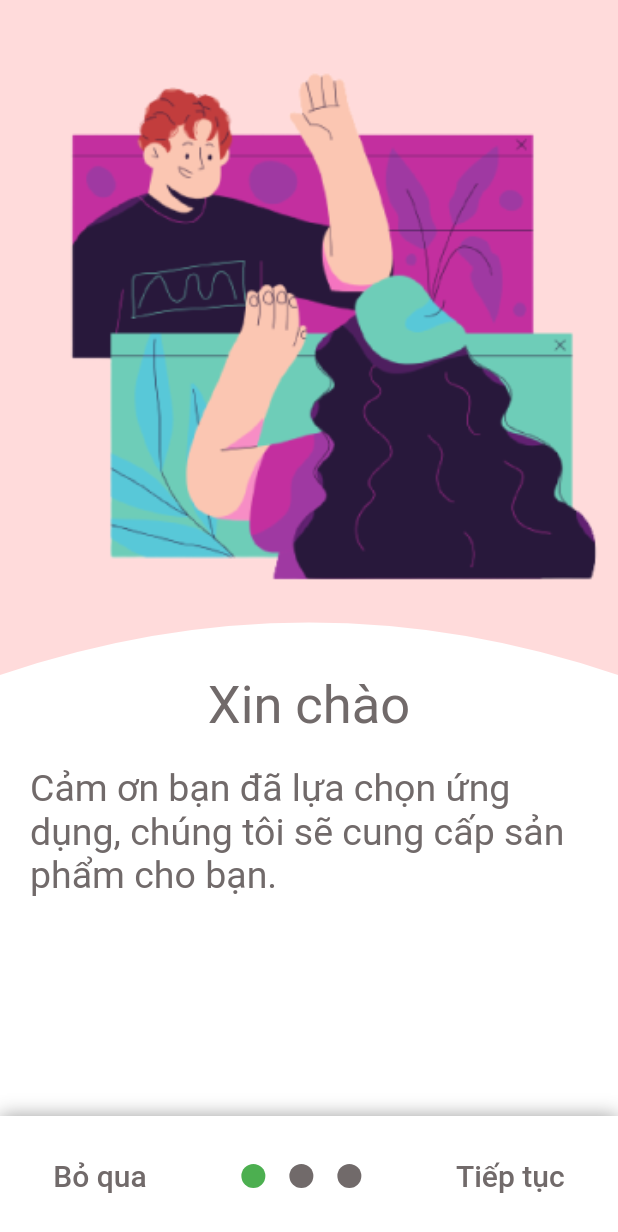
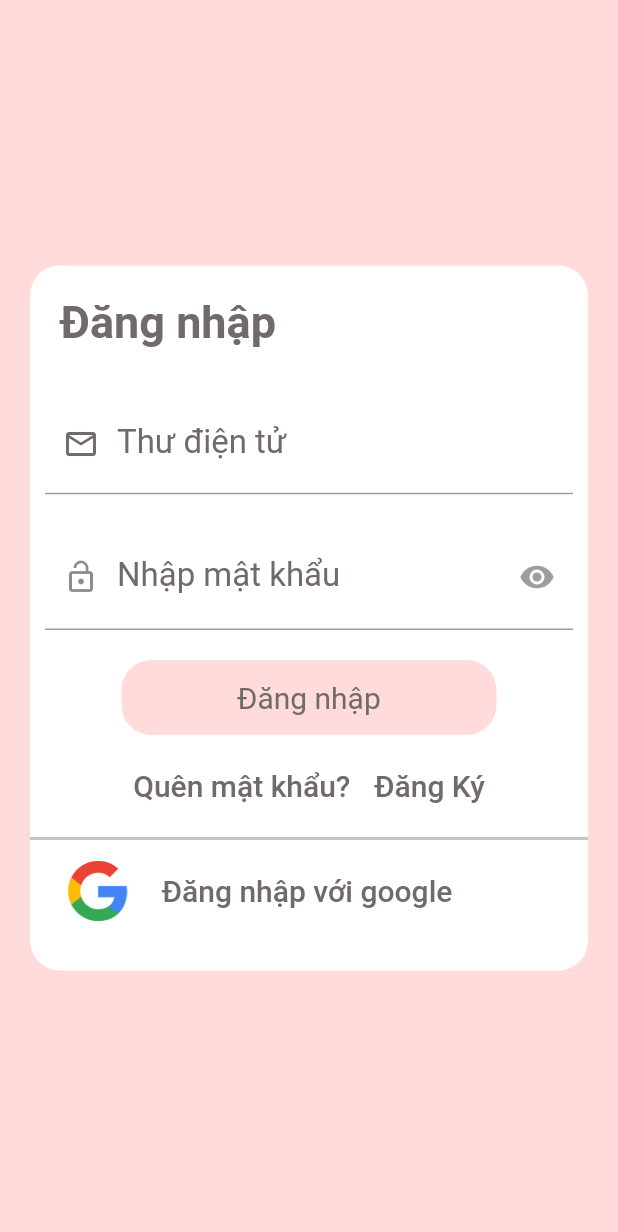
Before and after one commit to nhoaichuong2001/-dasd, a Flutter app: the screen it shows after launch, on a phone screen of 412 x 824 dp. Shown: the top 1232 px of the screen. Run offline on Flutter 3.47's test engine with Material 2 defaults, Android fonts, the light colour scheme and no system bars; drawn by our look-alikes of smooth_page_indicator.

Commit message:
add view forgot-login-register

```diff
--- a/lib/main.dart
+++ b/lib/main.dart
@@ -1,3 +1,5 @@
+import 'package:app_thuc_pham/constant.dart';
+import 'package:app_thuc_pham/views/login/login_page.dart';
 import 'package:app_thuc_pham/views/welcome/welcome_page.dart';
 import 'package:app_thuc_pham/widgets/introduction_page.dart';
 import 'package:flutter/material.dart';
@@ -15,9 +17,9 @@ class MyApp extends StatelessWidget {
       debugShowCheckedModeBanner: false,
       title: 'App-Thuc-Pham',
       theme: ThemeData(
-        primarySwatch: Colors.blue,
+        primarySwatch: Colors.grey,
       ),
-      home: const WelcomePage(),
+      home: const LoginPage(),
     );
   }
 }
--- /dev/null
+++ b/lib/views/login/login_page.dart
@@ -0,0 +1,148 @@
+import 'dart:ui';
+
+import 'package:app_thuc_pham/constant.dart';
+import 'package:app_thuc_pham/views/ForgotPassword/ForgotPassword_page.dart';
+import 'package:app_thuc_pham/views/register/signup_page.dart';
+import 'package:app_thuc_pham/widgets.dart';
+import 'package:flutter/material.dart';
+
+class LoginPage extends StatefulWidget {
+  const LoginPage({Key key}) : super(key: key);
+
+  @override
+  State<LoginPage> createState() => _LoginPageState();
+}
+
+class _LoginPageState extends State<LoginPage> {
+  final emailController = TextEditingController();
+  final passController = TextEditingController();
+  final _formKey = GlobalKey<FormState>();
+  void dispore() {
+    super.dispose();
+    emailController.dispose();
+    passController.dispose();
+  }
+
+  @override
+  Widget build(BuildContext context) {
+    return Scaffold(
+      resizeToAvoidBottomInset: false,
+      backgroundColor: backgroundAppBar,
+      body: Form(
+        key: _formKey,
+        child: GestureDetector(
+          onTap: () {
+            FocusScope.of(context).unfocus();
+          },
+          child: Column(
+            mainAxisAlignment: MainAxisAlignment.center,
+            mainAxisSize: MainAxisSize.max,
+            children: [
+              Container(
+                width: 500,
+                height:470 ,
+                margin: const EdgeInsets.all(padding),
+                decoration: const BoxDecoration(
+                  color: Colors.white,
+                  borderRadius: BorderRadius.all(
+                    Radius.circular(padding),
+                  ),
+                ),
+                child: SingleChildScrollView(
+                  child: Column(
+                      crossAxisAlignment: CrossAxisAlignment.start,
+                      children: [
+                        const Padding(
+                          padding: EdgeInsets.all(padding),
+                          child: Text(
+                            "Đăng nhập",
+                            style: TextStyle(
+                                fontSize: 30,
+                                fontWeight: FontWeight.bold,
+                                color: textColor),
+                          ),
+                        ),
+                        Padding(
+                          padding: const EdgeInsets.all(padding / 2),
+                          child: email(emailController),
+                        ),
+                        Padding(
+                          padding: const EdgeInsets.all(padding / 2),
+                          child: password(
+                              controller: passController,
+                              text: "Nhập mật khẩu"),
+                        ),
+                        Padding(
+                          padding: const EdgeInsets.only(top: padding / 2),
+                          child: InkWell(
+                              onTap: () {submit(context, emailController,passController);},
+                              child: Center(
+                                  child: button(
+                                      text: "Đăng nhập",
+                                      h: 50.0,
+                                      w: 250.0,
+                                      radius: padding))),
+                        ),
+                        Padding(
+                          padding: const EdgeInsets.all(padding / 2),
+                          child: Center(
+                            child: Wrap(
+                              children: [
+                                textButton(
+                                    text: "Quên mật khẩu?",
+                                    press: () {
+                                      Navigator.push(
+                                          context,
+                                          MaterialPageRoute(
+                                              builder: (context) =>
+                                                  const ForgotPasswordPage()));
+                                    }),
+                                textButton(
+                                    text: "Đăng Ký",
+                                    press: () {
+                                      Navigator.push(
+                                          context,
+                                          MaterialPageRoute(
+                                            builder: (context) =>
+                                                const SignUpPage(),
+                                          ));
+                                    })
+                              ],
+                            ),
+                          ),
+                        ),
+                        Container(
+                          height: 2,
+                          color: const Color(0xffc4c4c4),
+                        ),
+                        Padding(
+                          padding: const EdgeInsets.all(padding / 2),
+                          child: Row(
+                            children: [
+                              Image.asset(
+                                "assets/images/icon/icon_google.png",
+                                width: 70,
+                                height: 40,
+                              ),
+                              textButton(text: "Đăng nhập với google"),
+                            ],
+                          ),
+                        )
+                      ]),
+                ),
+              ),
+            ],
+          ),
+        ),
+      ),
+    );
+  }
+
+  submit(BuildContext context, TextEditingController email,TextEditingController password) async {
+    final isValid = _formKey.currentState.validate();
+    if (!isValid) {
+      return;
+    }
+    _formKey.currentState.save();
+  }
+}
--- a/lib/views/welcome/welcome_page.dart
+++ b/lib/views/welcome/welcome_page.dart
@@ -57,6 +57,7 @@ class _WelcomePageState extends State<WelcomePage> {
             textButton(
                 text: "Tiếp tục",
                 press: () {
+
                   controller.nextPage(
                       duration: const Duration(seconds: 1),
                       curve: Curves.easeInOut);
--- a/lib/widgets.dart
+++ b/lib/widgets.dart
@@ -20,7 +20,7 @@ Widget email(controller) => TextFormField(
         ),
         focusColor: textColor,
         errorStyle: TextStyle(fontSize: 16),
-        labelText: "Thư điện thử",
+        labelText: "Thư điện tử",
         labelStyle: TextStyle(
           fontSize: 22,
           color: textColor,
@@ -36,7 +36,7 @@ Widget email(controller) => TextFormField(
       },
     );
 
-Widget password({controller, function}) => TextFormField(
+Widget password({controller,text, function}) => TextFormField(
       style: const TextStyle(
         fontSize: 22,
         color: textColor,
@@ -60,7 +60,7 @@ Widget password({controller, function}) => TextFormField(
           fontSize: 22,
           color: textColor,
         ),
-        labelText: "Nhập mật khẩu",
+        labelText: text,
       ),
       validator: (value) {
         if (value == null || value.length <= 8) {
@@ -102,18 +102,23 @@ Widget input({controller, icon, text}) => TextFormField(
       },
     );
 
-Widget button({String text}) => Container(
-      decoration: const BoxDecoration(
+Widget button({String text, h, w, icon, radius}) => Container(
+      decoration: BoxDecoration(
           color: buttonColor,
-          borderRadius: BorderRadius.all(Radius.circular(30))),
-      height: 50,
-      width: 180,
+          borderRadius: BorderRadius.all(Radius.circular(radius))),
+      height: h,
+      width: w,
       child: Center(
-          child: Text(text,
-              style: const TextStyle(
-                fontSize: 20,
-                color: textColor,
-              ))),
+        child: (text == null)
+            ? icon
+            : Text(
+                text,
+                style: const TextStyle(
+                  fontSize: 20,
+                  color: textColor,
+                ),
+              ),
+      ),
     );
 Widget textButton({String text, Function press}) => TextButton(
       onPressed: press,
--- a/pubspec.yaml
+++ b/pubspec.yaml
@@ -37,6 +37,7 @@ flutter:
   # To add assets to your application, add an assets section, like this:
   assets:
     - assets/images/welcome/
+    - assets/images/icon/
 
   # An image asset can refer to one or more resolution-specific "variants", see
   # https://flutter.dev/assets-and-images/#resolution-aware.
```
Also changed, not shown: lib/views/ForgotPassword/ForgotPassword_page.dart (added, +89 -0 lines), lib/views/register/signup_page.dart (added, +84 -0 lines), assets/images/icon/icon_google.png (added), pubspec.lock, 1 other file.
